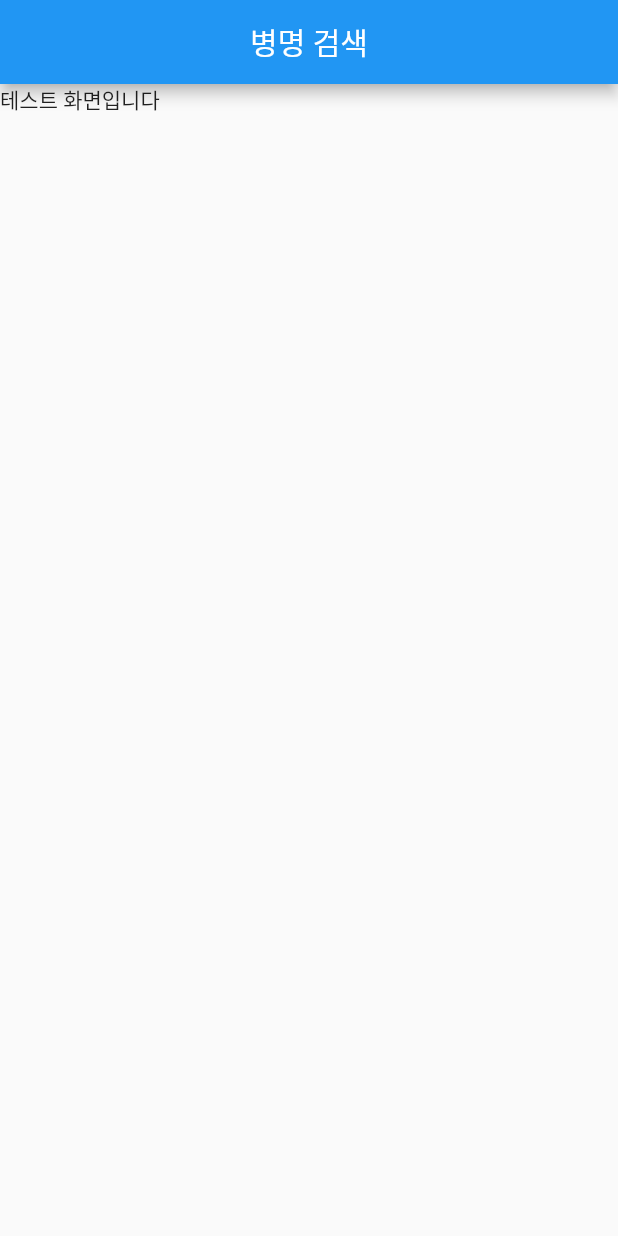
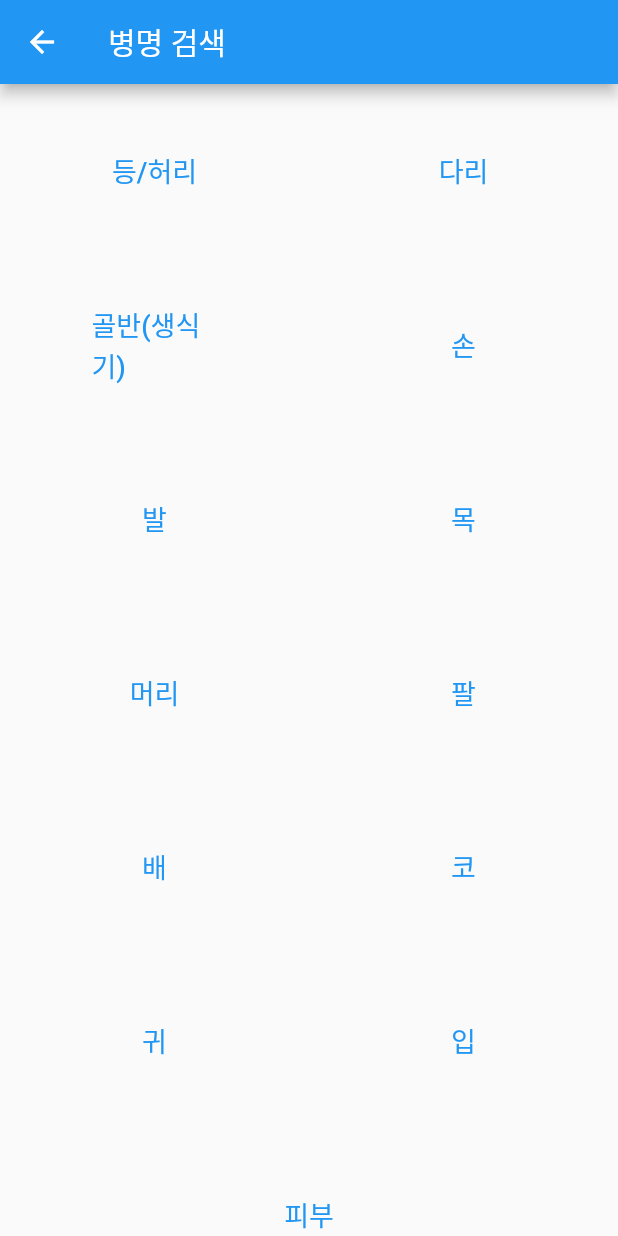
Before and after one commit to Recyclingbottle/APAYO_Discard, a Flutter app: the screen it shows after launch, after a tap on "병명 검색", on a phone screen of 412 x 824 dp. Run offline on Flutter 3.47's test engine with Material 2 defaults, Android fonts, the phone set to English and light mode, and no system bars; our stand-ins replace flutter_local_notifications, timezone.

Commit message:
버튼 재배치, 병명 검색 연결 페이지 구현, 알람 기능 구현 중

```diff
--- a/lib/main.dart
+++ b/lib/main.dart
@@ -1,5 +1,8 @@
 import 'package:flutter/material.dart';
 import 'package:apayo/search_page.dart';
+import 'package:apayo/alarm_page.dart';
+import 'package:apayo/write_page.dart';
+import 'package:apayo/read_page.dart';
 
 void main() {
   runApp(const MyApp());
@@ -29,53 +32,48 @@ class MainPage extends StatelessWidget {
       body: Column(
         mainAxisAlignment: MainAxisAlignment.center,
         children: [
-          Container(
-            //alignment: Alignment.center,0
-            child: Image.asset(
+          Image.asset(
             'hospital.jpg',
             width: 250,
             height: 250,
           ),
-          ),
-          Container(
-            //alignment: Alignment.center,
-            child: Row(
-              mainAxisAlignment: MainAxisAlignment.center,
+          const SizedBox(height: 32),
+          Row(
+            mainAxisAlignment: MainAxisAlignment.spaceEvenly,
             children: [
-                Column(
-                  children: [
-                    TextButton(
-                      onPressed: () {
-                        Navigator.push(
-                          context,
-                          MaterialPageRoute(builder: (context) => const SearchPage()),
-                        );
-                      },
-                      child: const Text('병명 검색'),
-                    ),
-                    TextButton(
-                      onPressed: () {},
-                      child: const Text('건강일지 작성'),
-                    ),
+              _buildButton(context, '병명 검색', SearchPage()),
+              _buildButton(context, '약 알림', AlarmPage()),
             ],
           ),
-                Column(
+          const SizedBox(height: 16),
+          Row(
+            mainAxisAlignment: MainAxisAlignment.spaceEvenly,
             children: [
-                    TextButton(
-                      onPressed: () {},
-                      child: const Text('알림'),
-                    ),
-                    TextButton(
-                      onPressed: () {},
-                      child: const Text('건강일지 목록'),
-                    ),
+              _buildButton(context, '건강일지 작성', WritePage()),
+              _buildButton(context, '건강일지 목록', ReadPage()),
             ],
-                ),
-              ],
-            ),
           ),
         ],
       ),
     );
   }
+
+  Widget _buildButton(BuildContext context, String text, Widget page) {
+    return SizedBox(
+      width: 180,
+      height: 120,
+      child: ElevatedButton(
+        onPressed: () {
+          Navigator.push(
+            context,
+            MaterialPageRoute(builder: (context) => page),
+          );
+        },
+        child: Text(
+          text,
+          style: const TextStyle(fontSize: 23),
+        ),
+      ),
+    );
   }
+}
--- a/lib/search_page.dart
+++ b/lib/search_page.dart
@@ -1,15 +1,117 @@
 import 'package:flutter/material.dart';
+import 'symptomcheck_page.dart';
+
 class SearchPage extends StatelessWidget {
+  final List<String> bodyParts = const [
+    '등/허리',
+    '다리',
+    '골반(생식기)',
+    '손',
+    '발',
+    '목',
+    '머리',
+    '팔',
+    '배',
+    '코',
+    '귀',
+    '입',
+    '피부',
+  ];
+
   const SearchPage({Key? key}) : super(key: key);
+
   @override
   Widget build(BuildContext context) {
     return MaterialApp(
       home: Scaffold(
         appBar: AppBar(
+          leading: IconButton(
+            icon: Icon(Icons.arrow_back),
+            onPressed: () {
+              Navigator.pop(context);
+            },
+          ),
           title: Text("병명 검색"),
-          centerTitle: true,
         ),
-        body: Text("테스트 화면입니다"),
+        body: SingleChildScrollView(  // 스크롤이 가능하도록 SingleChildScrollView 추가
+          child: Column(
+            mainAxisAlignment: MainAxisAlignment.center,
+            children: [
+              Row(
+                mainAxisAlignment: MainAxisAlignment.spaceAround,
+                children: [
+                  _buildButton(context, bodyParts[0]),
+                  _buildButton(context, bodyParts[1]),
+                ],
+              ),
+              Row(
+                mainAxisAlignment: MainAxisAlignment.spaceAround,
+                children: [
+                  _buildButton(context, bodyParts[2]),
+                  _buildButton(context, bodyParts[3]),
+                ],
+              ),
+              Row(
+                mainAxisAlignment: MainAxisAlignment.spaceAround,
+                children: [
+                  _buildButton(context, bodyParts[4]),
+                  _buildButton(context, bodyParts[5]),
+                ],
+              ),
+              Row(
+                mainAxisAlignment: MainAxisAlignment.spaceAround,
+                children: [
+                  _buildButton(context, bodyParts[6]),
+                  _buildButton(context, bodyParts[7]),
+                ],
+              ),
+              Row(
+                mainAxisAlignment: MainAxisAlignment.spaceAround,
+                children: [
+                  _buildButton(context, bodyParts[8]),
+                  _buildButton(context, bodyParts[9]),
+                ],
+              ),
+              Row(
+                mainAxisAlignment: MainAxisAlignment.spaceAround,
+                children: [
+                  _buildButton(context, bodyParts[10]),
+                  _buildButton(context, bodyParts[11]),
+                ],
+              ),
+              Row(
+                mainAxisAlignment: MainAxisAlignment.center,
+                children: [
+                  _buildButton(context, bodyParts[12]),
+                ],
+              ),
+            ],
+          ),
+        ),
+      ),
+    );
+  }
+
+  Widget _buildButton(BuildContext context, String text) {
+    return Padding(
+      padding: const EdgeInsets.all(8.0),
+      child: SizedBox(
+        width: 100,
+        height: 100,
+        child: TextButton(
+          onPressed: () {
+            Navigator.push(
+              context,
+              MaterialPageRoute(
+                builder: (context) => SymptomCheckPage(selectedPart: text),
+              ),
+            );
+          },
+          child: Text(
+            text,
+            style: TextStyle(fontSize: 18),
+          ),
+        ),
       ),
     );
   }
--- a/pubspec.yaml
+++ b/pubspec.yaml
@@ -30,6 +30,10 @@ environment:
 dependencies:
   flutter:
     sdk: flutter
+  flutter_local_notifications: 13.0.0
+  timezone:
+  android_alarm_manager:
+  android_intent:
 
 
   # The following adds the Cupertino Icons font to your application.
@@ -39,7 +43,6 @@ dependencies:
 dev_dependencies:
   flutter_test:
     sdk: flutter
-
   # The "flutter_lints" package below contains a set of recommended lints to
   # encourage good coding practices. The lint set provided by the package is
   # activated in the `analysis_options.yaml` file located at the root of your
```
Also changed, not shown: lib/alarm_page.dart (added, +135 -0 lines), lib/read_page.dart (added, +22 -0 lines), lib/search_result_page.dart (added, +50 -0 lines), lib/symptomcheck_page.dart (added, +102 -0 lines), lib/write_page.dart (added, +22 -0 lines), pubspec.lock, 1 other file. Lines whose indentation alone changed are shown as unchanged.
